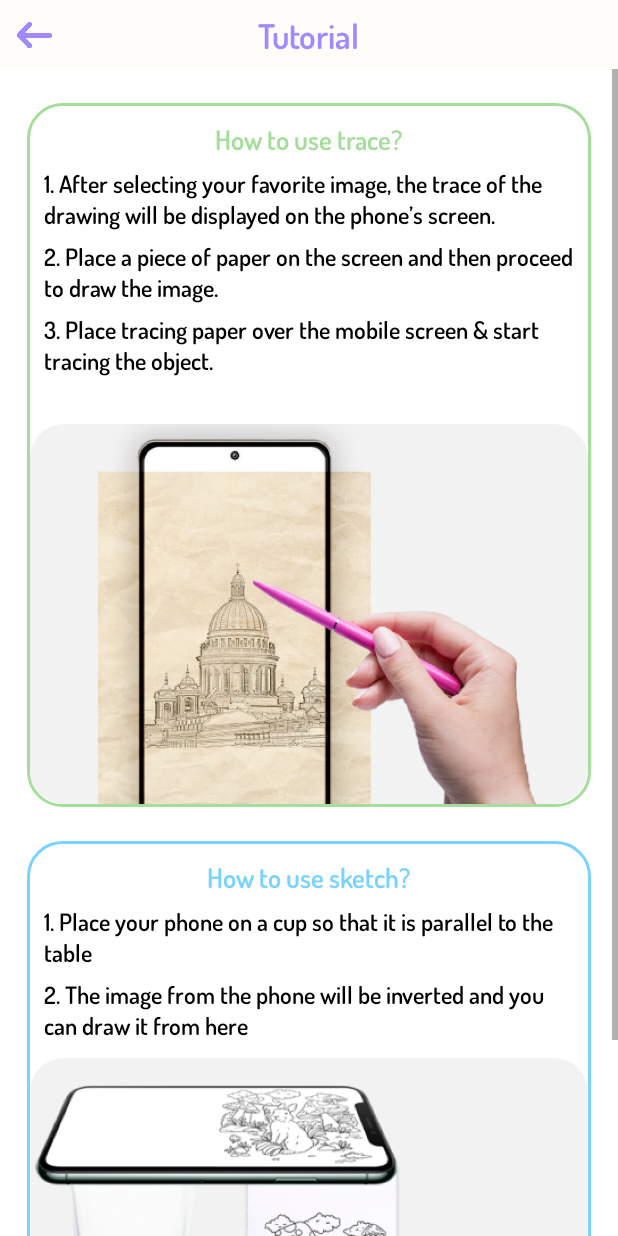
After one commit to votaminh/ar_drawing, an Android app: the TutorialActivity screen opened directly, with no data from a screen before it, on a phone screen of 412 x 824 dp. The commit adds this screen. Run offline under Robolectric (Android 15) with nearby library versions, the phone set to English and light mode, and no system bars; our stand-ins replace AdMob, Dagger/Hilt's generated code.

Commit message:
done flow sketch/trace

```diff
--- a/app/src/main/AndroidManifest.xml
+++ b/app/src/main/AndroidManifest.xml
@@ -72,6 +72,10 @@
             android:name=".component.preview.PreviewActivity"
             android:exported="true">
         </activity>
+        <activity
+            android:name=".component.tutorial.TutorialActivity"
+            android:exported="true">
+        </activity>
 
         <activity
             android:name=".component.onboarding.OnBoardingActivity"
--- a/app/src/main/java/com/msc/ar_drawing/component/home/HomeActivity.kt
+++ b/app/src/main/java/com/msc/ar_drawing/component/home/HomeActivity.kt
@@ -6,6 +6,8 @@ import com.msc.ar_drawing.admob.InterAdmob
 import com.msc.ar_drawing.base.activity.BaseActivity
 import com.msc.ar_drawing.component.pick.PickImageActivity
 import com.msc.ar_drawing.databinding.ActivityHomeBinding
+import com.msc.ar_drawing.domain.layer.TypeDraw
+import com.msc.ar_drawing.utils.DataStatic
 import com.msc.ar_drawing.utils.SpManager
 import dagger.hilt.android.AndroidEntryPoint
 import javax.inject.Inject
@@ -35,10 +37,12 @@ class HomeActivity : BaseActivity<ActivityHomeBinding>() {
 
         viewBinding.run {
             sketch.setOnClickListener {
+                DataStatic.selectTypeDraw = TypeDraw.SKETCH
                 PickImageActivity.start(this@HomeActivity)
             }
 
             trace.setOnClickListener {
+                DataStatic.selectTypeDraw = TypeDraw.TRACE
                 PickImageActivity.start(this@HomeActivity)
             }
         }
--- a/app/src/main/java/com/msc/ar_drawing/component/pick/PickImageActivity.kt
+++ b/app/src/main/java/com/msc/ar_drawing/component/pick/PickImageActivity.kt
@@ -1,15 +1,18 @@
 package com.msc.ar_drawing.component.pick
 
-import android.R.attr
 import android.app.Activity
 import android.content.ActivityNotFoundException
 import android.content.Intent
 import android.graphics.Bitmap
 import android.graphics.BitmapFactory
 import android.provider.MediaStore
+import com.msc.ar_drawing.R
 import com.msc.ar_drawing.base.activity.BaseActivity
 import com.msc.ar_drawing.component.preview.PreviewActivity
+import com.msc.ar_drawing.component.tutorial.TutorialActivity
 import com.msc.ar_drawing.databinding.ActivityPickImageBinding
+import com.msc.ar_drawing.databinding.LayoutToolbarBinding
+import com.msc.ar_drawing.domain.layer.TypeDraw
 import com.msc.ar_drawing.utils.DataStatic
 
 
@@ -37,6 +40,32 @@ class PickImageActivity : BaseActivity<ActivityPickImageBinding>() {
 
             camera.setOnClickListener {
                 captureCamera()
+            }
+
+            toolbar.run {
+                imvRight.setOnClickListener {
+                    TutorialActivity.start(this@PickImageActivity)
+                }
+
+                imvLeft.setOnClickListener {
+                    finish()
+                }
+
+                updateTitle(this)
+            }
+        }
+    }
+
+    private fun updateTitle(layoutToolbarBinding: LayoutToolbarBinding) {
+        when(DataStatic.selectTypeDraw){
+            TypeDraw.SKETCH -> {
+                layoutToolbarBinding.tvTitle.setText(R.string.txt_sketch)
+            }
+            TypeDraw.TRACE -> {
+                layoutToolbarBinding.tvTitle.setText(R.string.txt_trace)
+            }
+            else ->{
+
             }
         }
     }
--- /dev/null
+++ b/app/src/main/java/com/msc/ar_drawing/component/tutorial/TutorialActivity.kt
@@ -0,0 +1,36 @@
+package com.msc.ar_drawing.component.tutorial
+
+import android.app.Activity
+import android.content.Intent
+import com.msc.ar_drawing.R
+import com.msc.ar_drawing.base.activity.BaseActivity
+import com.msc.ar_drawing.databinding.ActivityTutorialBinding
+import com.msc.ar_drawing.utils.ViewEx.invisible
+
+class TutorialActivity : BaseActivity<ActivityTutorialBinding>() {
+
+    companion object {
+        fun start(activity : Activity){
+            activity.startActivity(Intent(activity, TutorialActivity::class.java))
+        }
+    }
+
+    override fun provideViewBinding(): ActivityTutorialBinding {
+        return ActivityTutorialBinding.inflate(layoutInflater)
+    }
+
+
+    override fun initViews() {
+        super.initViews()
+
+        viewBinding.toolbar.run {
+            imvLeft.setOnClickListener {
+                finish()
+            }
+
+            tvTitle.setText(R.string.txt_tutorial)
+
+            imvRight.invisible()
+        }
+    }
+}
--- /dev/null
+++ b/app/src/main/java/com/msc/ar_drawing/domain/layer/TypeDraw.kt
@@ -0,0 +1,7 @@
+package com.msc.ar_drawing.domain.layer
+
+enum class TypeDraw {
+    SKETCH,
+    TRACE,
+    TEXT
+}
--- a/app/src/main/java/com/msc/ar_drawing/utils/DataStatic.kt
+++ b/app/src/main/java/com/msc/ar_drawing/utils/DataStatic.kt
@@ -1,9 +1,12 @@
 package com.msc.ar_drawing.utils
 
 import android.graphics.Bitmap
+import com.msc.ar_drawing.domain.layer.TypeDraw
 
 class DataStatic {
     companion object {
         var selectBitmap : Bitmap? = null
+
+        var selectTypeDraw : TypeDraw = TypeDraw.SKETCH
     }
 }
--- /dev/null
+++ b/app/src/main/res/drawable/bg_blue_stroke_round20.xml
@@ -0,0 +1,7 @@
+<?xml version="1.0" encoding="utf-8"?>
+<shape xmlns:android="http://schemas.android.com/apk/res/android">
+    <stroke android:width="@dimen/size2"
+        android:color="#79D3FF"
+        />
+    <corners android:radius="@dimen/size20"/>
+</shape>
--- /dev/null
+++ b/app/src/main/res/drawable/bg_green_stroke_round20.xml
@@ -0,0 +1,7 @@
+<?xml version="1.0" encoding="utf-8"?>
+<shape xmlns:android="http://schemas.android.com/apk/res/android">
+    <stroke android:width="@dimen/size2"
+        android:color="#A5DD9B"
+        />
+    <corners android:radius="@dimen/size20"/>
+</shape>
--- a/app/src/main/res/layout/activity_pick_image.xml
+++ b/app/src/main/res/layout/activity_pick_image.xml
@@ -6,7 +6,9 @@
     android:orientation="vertical"
     android:background="@color/app_bg">
 
-    <include layout="@layout/layout_toolbar"/>
+    <include
+        android:id="@+id/toolbar"
+        layout="@layout/layout_toolbar"/>
 
     <androidx.constraintlayout.widget.ConstraintLayout
         android:layout_width="match_parent"
--- /dev/null
+++ b/app/src/main/res/layout/activity_tutorial.xml
@@ -0,0 +1,157 @@
+<?xml version="1.0" encoding="utf-8"?>
+<LinearLayout xmlns:android="http://schemas.android.com/apk/res/android"
+    android:layout_width="match_parent"
+    android:layout_height="match_parent"
+    xmlns:app="http://schemas.android.com/apk/res-auto"
+    android:orientation="vertical">
+
+    <include
+        android:id="@+id/toolbar"
+        layout="@layout/layout_toolbar"/>
+
+    <ScrollView
+        android:layout_width="match_parent"
+        android:layout_height="match_parent">
+        <LinearLayout
+            android:layout_width="match_parent"
+            android:layout_height="wrap_content"
+            android:orientation="vertical"
+            android:paddingBottom="@dimen/size20"
+            >
+
+            <LinearLayout
+                android:layout_width="match_parent"
+                android:layout_height="wrap_content"
+                android:orientation="vertical"
+                android:background="@drawable/bg_green_stroke_round20"
+                android:layout_marginTop="@dimen/size20"
+                android:layout_marginHorizontal="@dimen/size16"
+                >
+
+                <TextView
+                    android:layout_width="wrap_content"
+                    android:layout_height="wrap_content"
+                    android:text="@string/txt_how_to_use_trace"
+                    android:textColor="#A5DD9B"
+                    android:textSize="@dimen/size16"
+                    android:fontFamily="@font/dosis_semibold"
+                    android:layout_gravity="center_horizontal"
+                    android:layout_marginTop="@dimen/size10"
+                    />
+
+                <TextView
+                    android:layout_width="wrap_content"
+                    android:layout_height="wrap_content"
+                    android:text="@string/txt_trace_tutorial1"
+                    android:textColor="@color/black"
+                    android:fontFamily="@font/dosis_semibold"
+                    android:textSize="@dimen/size14"
+                    android:layout_marginHorizontal="@dimen/size10"
+                    android:layout_marginTop="@dimen/size5"
+                    />
+
+                <TextView
+                    android:layout_width="wrap_content"
+                    android:layout_height="wrap_content"
+                    android:text="@string/txt_trace_tutorial2"
+                    android:textColor="@color/black"
+                    android:fontFamily="@font/dosis_semibold"
+                    android:textSize="@dimen/size14"
+                    android:layout_marginHorizontal="@dimen/size10"
+                    android:layout_marginTop="@dimen/size5"
+                    />
+
+                <TextView
+                    android:layout_width="wrap_content"
+                    android:layout_height="wrap_content"
+                    android:text="@string/txt_trace_tutorial3"
+                    android:textColor="@color/black"
+                    android:fontFamily="@font/dosis_semibold"
+                    android:textSize="@dimen/size14"
+                    android:layout_marginHorizontal="@dimen/size10"
+                    android:layout_marginTop="@dimen/size5"
+                    />
+
+                <androidx.cardview.widget.CardView
+                    android:layout_width="match_parent"
+                    android:layout_height="wrap_content"
+                    app:cardUseCompatPadding="false"
+                    app:cardElevation="0dp"
+                    android:layout_marginTop="@dimen/size10"
+                    android:layout_marginHorizontal="@dimen/size2"
+                    app:cardCornerRadius="@dimen/size20"
+                    android:layout_marginBottom="@dimen/size2"
+                    >
+                    <ImageView
+                        android:layout_width="match_parent"
+                        android:layout_height="wrap_content"
+                        android:adjustViewBounds="true"
+                        android:src="@drawable/tutorial_trace"
+                        />
+                </androidx.cardview.widget.CardView>
+            </LinearLayout>
+
+            <LinearLayout
+                android:layout_width="match_parent"
+                android:layout_height="wrap_content"
+                android:orientation="vertical"
+                android:background="@drawable/bg_blue_stroke_round20"
+                android:layout_marginTop="@dimen/size20"
+                android:layout_marginHorizontal="@dimen/size16"
+                >
+
+                <TextView
+                    android:layout_width="wrap_content"
+                    android:layout_height="wrap_content"
+                    android:text="@string/txt_how_to_use_sketch"
+                    android:textColor="#79D3FF"
+                    android:textSize="@dimen/size16"
+                    android:fontFamily="@font/dosis_semibold"
+                    android:layout_gravity="center_horizontal"
+                    android:layout_marginTop="@dimen/size10"
+                    />
+
+                <TextView
+                    android:layout_width="wrap_content"
+                    android:layout_height="wrap_content"
+                    android:text="@string/txt_sketch_tutorial1"
+                    android:textColor="@color/black"
+                    android:fontFamily="@font/dosis_semibold"
+                    android:textSize="@dimen/size14"
+                    android:layout_marginHorizontal="@dimen/size10"
+                    android:layout_marginTop="@dimen/size5"
+                    />
+
+                <TextView
+                    android:layout_width="wrap_content"
+                    android:layout_height="wrap_content"
+                    android:text="@string/txt_sketch_tutorial2"
+                    android:textColor="@color/black"
+                    android:fontFamily="@font/dosis_semibold"
+                    android:textSize="@dimen/size14"
+                    android:layout_marginHorizontal="@dimen/size10"
+                    android:layout_marginTop="@dimen/size5"
+                    />
+
+                <androidx.cardview.widget.CardView
+                    android:layout_width="match_parent"
+                    android:layout_height="wrap_content"
+                    app:cardUseCompatPadding="false"
+                    app:cardElevation="0dp"
+                    android:layout_marginTop="@dimen/size10"
+                    android:layout_marginHorizontal="@dimen/size2"
+                    app:cardCornerRadius="@dimen/size20"
+                    android:layout_marginBottom="@dimen/size2"
+                    >
+                    <ImageView
+                        android:layout_width="match_parent"
+                        android:layout_height="wrap_content"
+                        android:adjustViewBounds="true"
+                        android:src="@drawable/tutorial_sketch"
+                        />
+                </androidx.cardview.widget.CardView>
+            </LinearLayout>
+        </LinearLayout>
+    </ScrollView>
+
+</LinearLayout>
--- a/app/src/main/res/layout/layout_toolbar.xml
+++ b/app/src/main/res/layout/layout_toolbar.xml
@@ -12,6 +12,7 @@
         android:layout_height="@dimen/size40">
 
         <ImageView
+            android:id="@+id/imvLeft"
             android:layout_width="@dimen/size40"
             android:layout_height="@dimen/size40"
             android:src="@drawable/ic_back2"
@@ -19,6 +20,7 @@
             />
 
         <TextView
+            android:id="@+id/tvTitle"
             android:layout_width="wrap_content"
             android:layout_height="wrap_content"
             android:text="@string/txt_sketch"
@@ -29,6 +31,7 @@
             />
 
         <ImageView
+            android:id="@+id/imvRight"
             android:layout_width="@dimen/size40"
             android:layout_height="@dimen/size40"
             android:src="@drawable/ic_tutorial"
--- a/app/src/main/res/values/strings.xml
+++ b/app/src/main/res/values/strings.xml
@@ -42,4 +42,12 @@
     <string name="txt_get_start">Get start</string>
     <string name="txt_share">Share</string>
     <string name="txt_preview">Preview</string>
+    <string name="txt_how_to_use_sketch">How to use sketch?</string>
+    <string name="txt_sketch_tutorial1">1. Place your phone on a cup so that it is parallel to the table</string>
+    <string name="txt_sketch_tutorial2">2. The image from the phone will be inverted and you can draw it from here</string>
+    <string name="txt_how_to_use_trace">How to use trace?</string>
+    <string name="txt_trace_tutorial1">1. After selecting your favorite image, the trace of the drawing will be displayed on the phone’s screen.</string>
+    <string name="txt_trace_tutorial2">2. Place a piece of paper on the screen and then proceed to draw the image.</string>
+    <string name="txt_trace_tutorial3"><![CDATA[3. Place tracing paper over the mobile screen & start tracing the object. \n]]></string>
+    <string name="txt_tutorial">Tutorial</string>
 </resources>
```
Also changed, not shown: app/src/main/res/drawable/tutorial_sketch.png (added), app/src/main/res/drawable/tutorial_trace.png (added).
